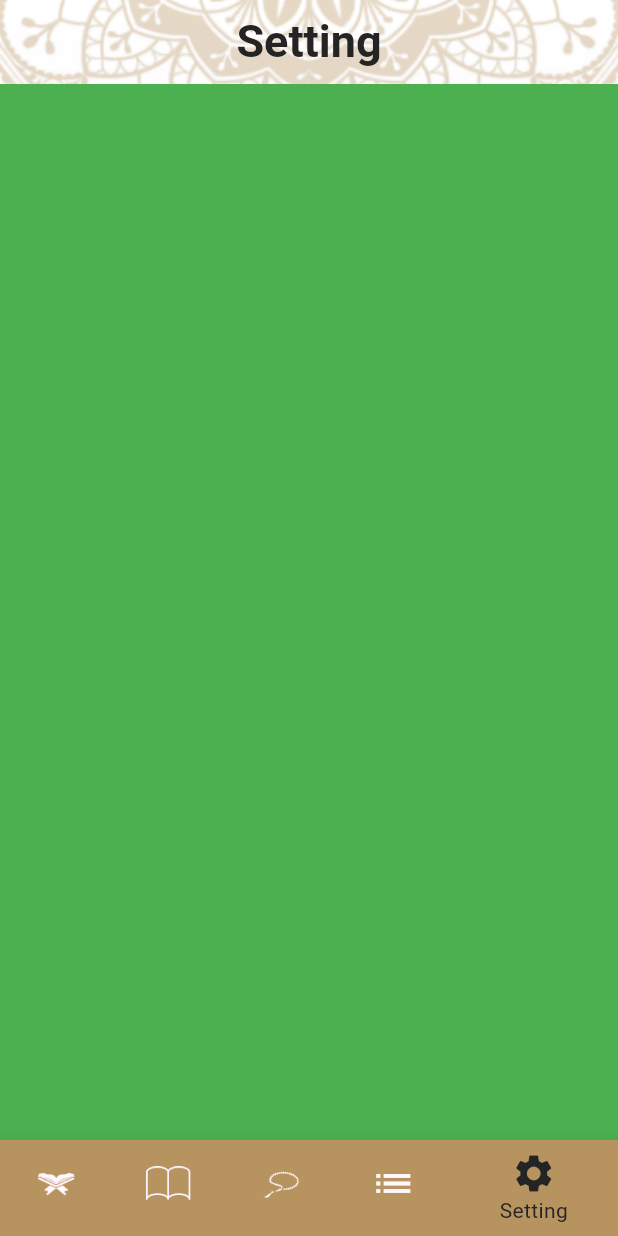
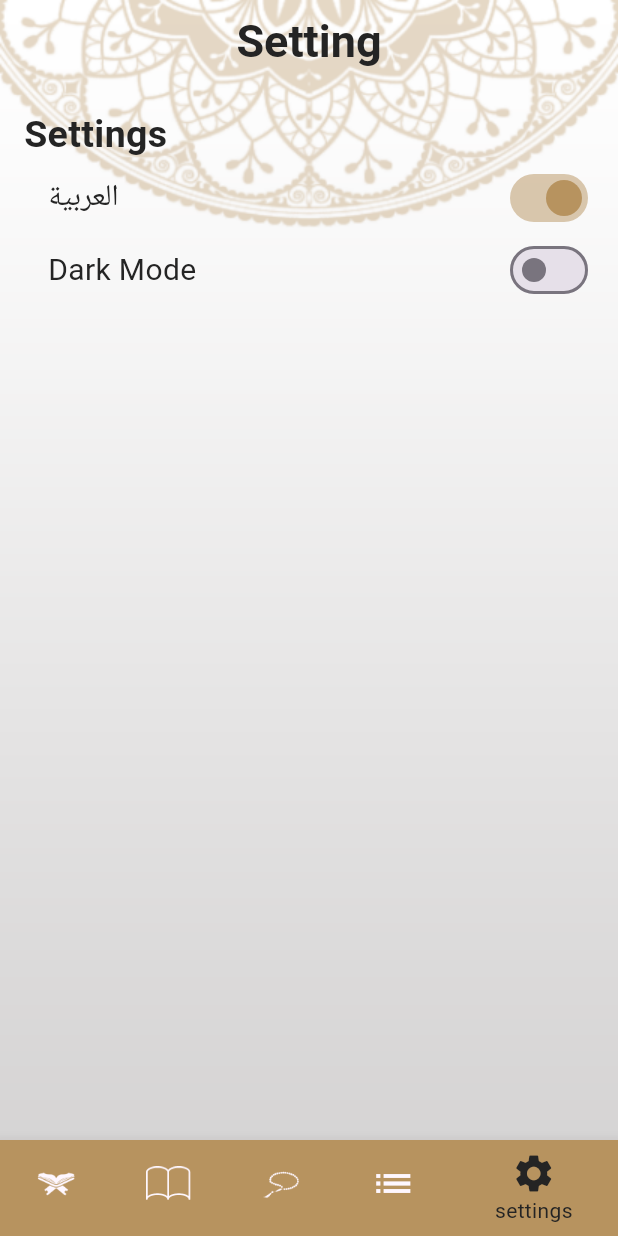
Before and after one commit to si3aa/Islami_app, a Flutter app: the screen it shows after launch, item 5 of the bottom bar chosen, on a phone screen of 412 x 824 dp. Run offline on Flutter 3.47's test engine with Material 3 defaults, Android fonts, the phone set to English and light mode, and no system bars; generated files the repository leaves out were written again.

Commit message:
Localization

```diff
--- /dev/null
+++ b/l10n.yaml
@@ -0,0 +1,3 @@
+arb-dir: lib/l10n
+template-arb-file: app_en.arb
+output-localization-file: app_localizations.dart
--- a/lib/l10n/app_ar.arb
+++ b/lib/l10n/app_ar.arb
@@ -2,10 +2,10 @@
    "islami": "اسلامي",
     "quran": "قرآن",
     "suraName": "اسم السورة",
+    "darkMode" : "الوضع الداكن",
     "numberOfPraises" : "عدد التسبيحات",
     "ahadeth" : "أحاديث",
     "sebha" : "سبحه",
-     "radio" : "راديو",
-     "settings" : "الاعدادات",
-     "ahadeth" : "الأحاديث"
+     "azkar" : "الاذكار",
+     "settings" : "الاعدادات"
 }
--- a/lib/l10n/app_en.arb
+++ b/lib/l10n/app_en.arb
@@ -1,3 +1,4 @@
+
      {
      "islami": "Islami",
      "quran": "Quran",
@@ -5,7 +6,6 @@
      "numberOfPraises": "Number of praises",
      "ahadeth": "Ahadeth",
      "sebha": "Sebha",
-     "radio": "Radio",
-     "settings" : "settings",
-     "ahadeth" : "Ahadeth"
+     "azkar": "Azkar",
+     "settings" : "settings"
      }
--- a/lib/main.dart
+++ b/lib/main.dart
@@ -5,6 +5,8 @@ import 'package:app3/ui/screens/home_screen/tabs/azkar/zekr_detail.dart';
 import 'package:app3/ui/screens/home_screen/tabs/sepha_screen/sepha_screen.dart';
 import 'package:app3/ui/screens/splash_screen/splash_screen.dart';
 import 'package:flutter/material.dart';
+import 'package:flutter_localizations/flutter_localizations.dart';
+import 'package:flutter_gen/gen_l10n/app_localizations.dart';
 
 
 void main() {
@@ -18,6 +20,14 @@ class Islami extends StatelessWidget {
   Widget build(BuildContext context) {
     return MaterialApp(
       debugShowCheckedModeBanner: false,
+      localizationsDelegates:const [
+        AppLocalizations.delegate,
+        GlobalMaterialLocalizations.delegate,
+        GlobalWidgetsLocalizations.delegate,
+        GlobalCupertinoLocalizations.delegate
+      ],
+      supportedLocales:const [Locale("en"), Locale("ar")],
+      locale:const Locale("en"),
       routes: {
         HomeScreen.routeName:(_) =>const HomeScreen(),
         DetailScreen.routeName:(_)=> const DetailScreen(),
--- a/lib/ui/screens/home_screen/home_screen.dart
+++ b/lib/ui/screens/home_screen/home_screen.dart
@@ -7,6 +7,7 @@ import 'package:app3/ui/utils/app_assets.dart';
 import 'package:app3/ui/utils/app_colors.dart';
 import 'package:app3/ui/utils/app_theme.dart';
 import 'package:flutter/material.dart';
+import 'package:flutter_gen/gen_l10n/app_localizations.dart';
 
 class HomeScreen extends StatefulWidget {
   static const String routeName = 'home';
@@ -61,17 +62,17 @@ class _HomeScreenState extends State<HomeScreen> {
           },
           selectedItemColor: AppColors.accent,
           iconSize: 30,
-          items: const [
+          items:  [
             BottomNavigationBarItem(
-                icon: ImageIcon(AssetImage(AppAssets.icQuran)), label: 'Quran'),
+                icon: const ImageIcon(AssetImage(AppAssets.icQuran)), label: AppLocalizations.of(context)!.quran),
             BottomNavigationBarItem(
-                icon: ImageIcon(AssetImage(AppAssets.ichadeth)),
-                label: 'Hadeth'),
+                icon: const ImageIcon(AssetImage(AppAssets.ichadeth)),
+                label: AppLocalizations.of(context)!.ahadeth),
             BottomNavigationBarItem(
-                icon: ImageIcon(AssetImage(AppAssets.icSebha)), label: 'Sebha'),
-            BottomNavigationBarItem(icon: Icon(Icons.list), label: 'Azkar'),
+                icon: const ImageIcon(AssetImage(AppAssets.icSebha)), label: AppLocalizations.of(context)!.sebha),
+            BottomNavigationBarItem(icon: const Icon(Icons.list), label: AppLocalizations.of(context)!.azkar),
             BottomNavigationBarItem(
-                icon: Icon(Icons.settings), label: 'Setting'),
+                icon: const Icon(Icons.settings), label:  AppLocalizations.of(context)!.settings),
           ],
         ),
       );
--- a/lib/ui/screens/home_screen/tabs/setting/setting.dart
+++ b/lib/ui/screens/home_screen/tabs/setting/setting.dart
@@ -1,12 +1,51 @@
+import 'package:app3/ui/utils/app_colors.dart';
+import 'package:app3/ui/utils/app_theme.dart';
 import 'package:flutter/material.dart';
 
-class SettingTAb extends StatelessWidget {
+// ignore: must_be_immutable
+class SettingTAb extends StatefulWidget {
+  static String routeName = 'setting';
+
   const SettingTAb({super.key});
-  static String routeName = 'setting';
+
+  @override
+  State<SettingTAb> createState() => _SettingTAbState();
+}
+
+class _SettingTAbState extends State<SettingTAb> {
+  bool arSwitch = true;
+  bool darkMode = false;
+
   @override
   Widget build(BuildContext context) {
-    return Container(
-      color: Colors.green,
+    return Padding(
+      padding: const EdgeInsets.all(16.0),
+      child: Column(
+        crossAxisAlignment: CrossAxisAlignment.stretch,
+        children: [
+          const Text('Settings', style: AppTheme.settingsTitleTextStyle),
+          buildSettingRow('العربية', arSwitch, (newValue) {
+            arSwitch = newValue;
+            setState(() {});
+          }),
+          buildSettingRow('Dark Mode', darkMode, (newValue) {
+            darkMode = newValue;
+            setState(() {});
+          }),
+        ],
+      ),
+    );
+  }
+
+  Widget buildSettingRow(
+      String title, bool switchValue, Function(bool) onChanged) {
+    return Row(
+      children: [
+        const SizedBox(width: 16),
+        Text(title, style: AppTheme.settingsOptionTextStyle),
+        const Spacer(),
+        Switch(value:switchValue, onChanged: onChanged, activeColor: AppColors.primary),
+      ],
     );
   }
 }
--- a/pubspec.yaml
+++ b/pubspec.yaml
@@ -32,6 +32,9 @@ dependencies:
   flutter:
     sdk: flutter
   flutter_native_splash: ^2.4.0
+  flutter_localizations:
+    sdk: flutter
+  intl: any
 
 dev_dependencies:
 
@@ -48,7 +51,7 @@ dev_dependencies:
 # following page: https://dart.dev/tools/pub/pubspec
 # The following section is specific to Flutter packages.
 flutter:
-
+  generate: true
   # The following line ensures that the Material Icons font is
   # included with your application, so that you can use the icons in
   # the material Icons class.
```
Also changed, not shown: pubspec.lock.
